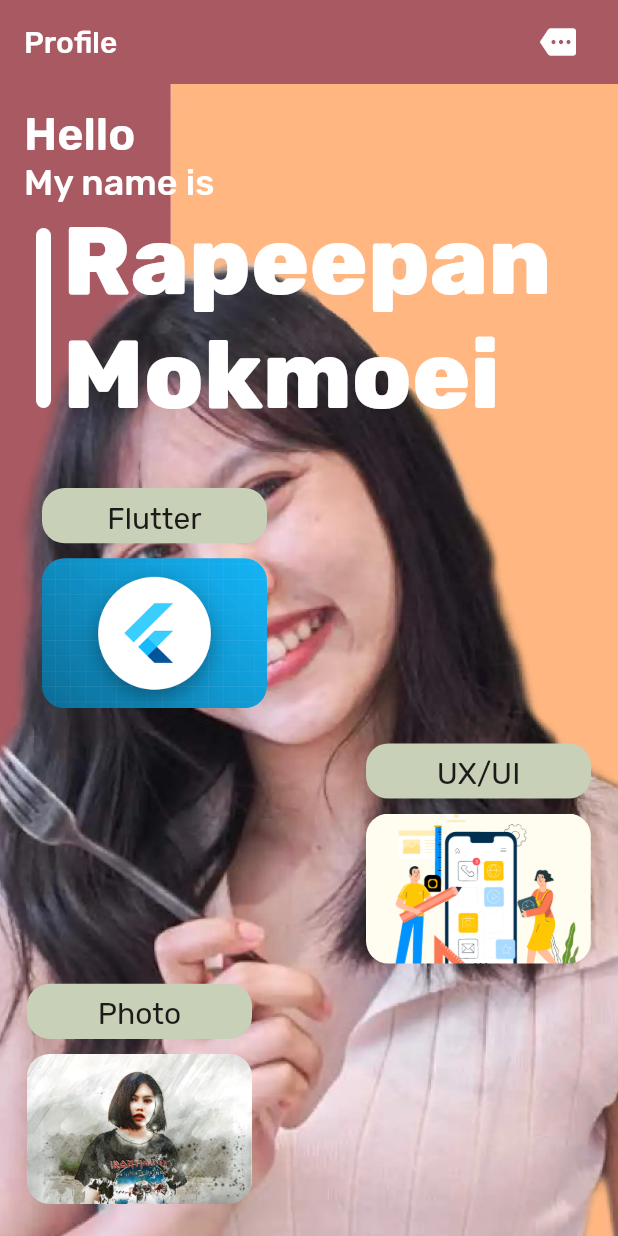
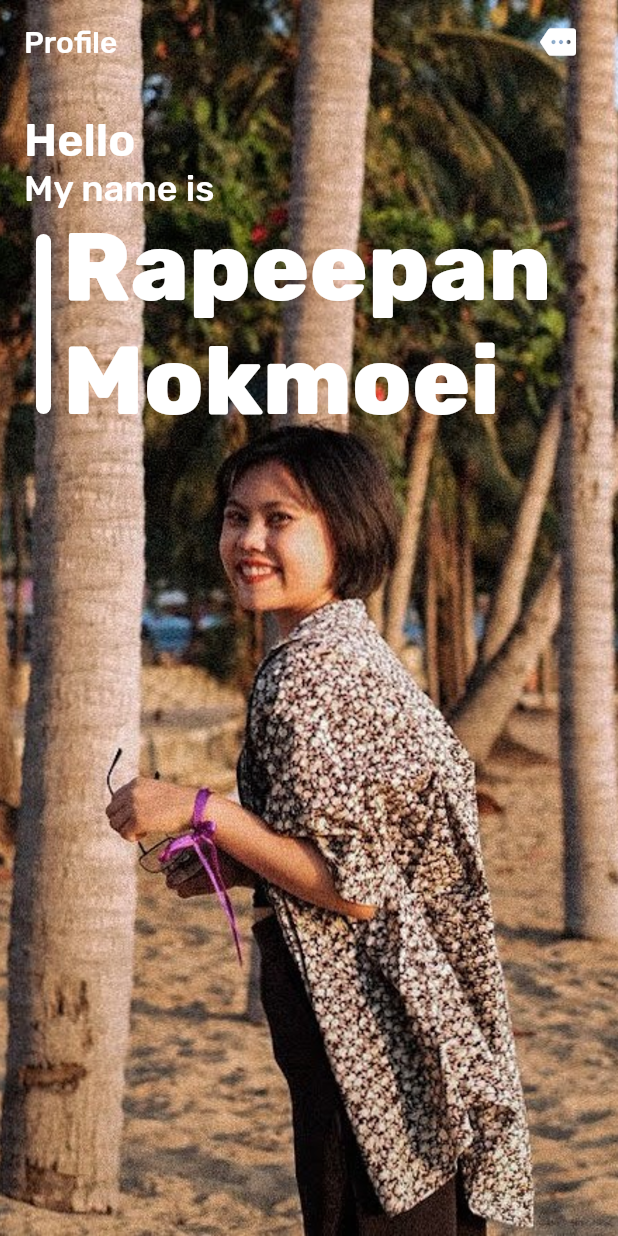
Before and after one commit to mokmoei/mokmoei.github.io, a Flutter app: the screen it shows after launch, on a phone screen of 412 x 824 dp. Run offline on Flutter 3.47's test engine with Material 2 defaults, Android fonts, the phone set to English and light mode, and no system bars; our stand-ins replace google_fonts; missing offline and left inert: throttling.

Commit message:
edit new ui

```diff
--- a/lib/main.dart
+++ b/lib/main.dart
@@ -11,7 +11,7 @@ class MyApp extends StatelessWidget {
   Widget build(BuildContext context) {
     return MaterialApp(
       theme: ThemeData(
-        backgroundColor: const Color(0xFFA95962),
+        scaffoldBackgroundColor: const Color(0xFF987554),
         textTheme: GoogleFonts.rubikTextTheme(),
         textButtonTheme: TextButtonThemeData(
           style: ButtonStyle(
--- a/lib/main_menu.dart
+++ b/lib/main_menu.dart
@@ -1,10 +1,9 @@
 import 'package:flutter/gestures.dart';
 import 'package:flutter/material.dart';
 import 'package:throttling/throttling.dart';
-import 'package:web_profile/slide/education/education_slide.dart';
-import 'package:web_profile/slide/experian/experian_slide.dart';
-import 'package:web_profile/slide/information/information_slide.dart';
+
 import 'package:web_profile/slide/main_slide/main_slide.dart';
+
 import 'package:web_profile/widgets/max_size_container_widget.dart';
 
 class MyStatelessWidget extends StatefulWidget {
@@ -25,7 +24,7 @@ class _MyStatelessWidgetState extends State<MyStatelessWidget> {
   @override
   Widget build(BuildContext context) {
     return Scaffold(
-      backgroundColor: const Color(0xFFA95962),
+      extendBodyBehindAppBar: true,
       endDrawer: const Drawer(
         backgroundColor: Colors.black45,
       ),
@@ -65,7 +64,8 @@ class _MyStatelessWidgetState extends State<MyStatelessWidget> {
                             alignment: Alignment.centerRight,
                             child: IconButton(
                               icon: const Icon(Icons.more),
-                              onPressed: () => Scaffold.of(contextIn).openEndDrawer(),
+                              onPressed: () =>
+                                  Scaffold.of(contextIn).openEndDrawer(),
                             ),
                           );
                   },
@@ -103,9 +103,9 @@ class _MyStatelessWidgetState extends State<MyStatelessWidget> {
           },
           children: const [
             MainSlide(),
-            InformationSlide(),
-            EducationSlide(),
-            Experian(),
+            // InformationSlide(),
+            // EducationSlide(),
+            // Experian(),
           ],
         ),
       ),
--- a/lib/slide/education/education_slide.dart
+++ b/lib/slide/education/education_slide.dart
@@ -1,11 +1,13 @@
 import 'package:flutter/material.dart';
+import 'package:web_profile/widgets/max_size_container_widget.dart';
 
 class EducationSlide extends StatelessWidget {
   const EducationSlide({Key? key}) : super(key: key);
 
   @override
   Widget build(BuildContext context) {
-    return Row(
+    return MaxSizeContainerWidget(
+      child: Row(
         children: [
           const Image(
             fit: BoxFit.fill,
@@ -31,6 +33,7 @@ class EducationSlide extends StatelessWidget {
             ),
           ),
         ],
+      ),
     );
   }
 }
--- a/lib/slide/experian/experian_slide.dart
+++ b/lib/slide/experian/experian_slide.dart
@@ -1,4 +1,5 @@
 import 'package:flutter/material.dart';
+import 'package:web_profile/widgets/max_size_container_widget.dart';
 
 class Experian extends StatelessWidget {
   const Experian({Key? key}) : super(key: key);
@@ -7,13 +8,16 @@ class Experian extends StatelessWidget {
   Widget build(BuildContext context) {
     return Padding(
       padding: const EdgeInsets.only(top: 100),
+      child: Column(
+        children: [
+          MaxSizeContainerWidget(
             child: Row(
               crossAxisAlignment: CrossAxisAlignment.start,
               mainAxisAlignment: MainAxisAlignment.spaceBetween,
               children: [
                 Container(
-            width: 350,
-            height: 500,
+                  width: 450,
+                  height: 600,
                   color: Colors.white,
                   child: Padding(
                     padding: const EdgeInsets.only(top: 150),
@@ -26,7 +30,8 @@ class Experian extends StatelessWidget {
                             children: [
                               const Text(
                                 "My Experian",
-                          style:  TextStyle(fontSize: 24, color: Colors.black),
+                                style: TextStyle(
+                                    fontSize: 24, color: Colors.black),
                               ),
                               Container(
                                 width: 50,
@@ -38,9 +43,19 @@ class Experian extends StatelessWidget {
                         ),
                         const Padding(
                           padding: EdgeInsets.only(top: 20),
-                    child:  Text("Self Learning",style: TextStyle(fontSize: 16,),),
+                          child: Text(
+                            "Self Learning",
+                            style: TextStyle(
+                              fontSize: 16,
                             ),
-                  const Text("looking for a job",style: TextStyle(fontSize: 16,),),
+                          ),
+                        ),
+                        const Text(
+                          "looking for a job",
+                          style: TextStyle(
+                            fontSize: 16,
+                          ),
+                        ),
                       ],
                     ),
                   ),
@@ -49,8 +64,8 @@ class Experian extends StatelessWidget {
                   width: 700,
                   child: ClipRRect(
                     borderRadius: const BorderRadius.only(
-                topRight:  Radius.circular(350),
-                bottomLeft:  Radius.circular(350),
+                      topRight: Radius.circular(300),
+                      bottomLeft: Radius.circular(300),
                     ),
                     child: Image.asset(
                       "assets/images/experian.jpg",
@@ -60,6 +75,9 @@ class Experian extends StatelessWidget {
                 ),
               ],
             ),
+          ),
+        ],
+      ),
     );
   }
 }
--- a/lib/slide/information/information_slide.dart
+++ b/lib/slide/information/information_slide.dart
@@ -1,4 +1,5 @@
 import 'package:flutter/material.dart';
+import 'package:web_profile/widgets/max_size_container_widget.dart';
 
 class InformationSlide extends StatelessWidget {
   const InformationSlide({Key? key}) : super(key: key);
@@ -6,6 +7,10 @@ class InformationSlide extends StatelessWidget {
   @override
   Widget build(BuildContext context) {
     return Column(
+      crossAxisAlignment: CrossAxisAlignment.start,
+      children: [
+        MaxSizeContainerWidget(
+          child: Column(
             children: [
               const Padding(
                 padding: EdgeInsets.only(top: 100, bottom: 40),
@@ -71,6 +76,25 @@ class InformationSlide extends StatelessWidget {
               ),
               // Container(height: 360,),
             ],
+          ),
+        ),
+        Padding(
+          padding: const EdgeInsets.only(top: 40),
+          child: Container(
+            width: 1280,
+            height: 300,
+            decoration: const BoxDecoration(
+              borderRadius: BorderRadius.only(
+                topRight: Radius.circular(300),
+                bottomRight: Radius.circular(300),
+              ),
+              image: DecorationImage(
+                image: AssetImage("assets/images/personimage.jpg"),
+              ),
+            ),
+          ),
+        ),
+      ],
     );
   }
 }
--- a/lib/slide/main_slide/main_slide.dart
+++ b/lib/slide/main_slide/main_slide.dart
@@ -1,8 +1,6 @@
 import 'package:flutter/material.dart';
 
 import 'package:web_profile/slide/main_slide/widgets/name_widget.dart';
-import 'package:web_profile/slide/main_slide/widgets/skills_widget.dart';
-import 'package:web_profile/widgets/max_size_container_widget.dart';
 
 class MainSlide extends StatefulWidget {
   const MainSlide({super.key});
@@ -14,36 +12,37 @@ class MainSlide extends StatefulWidget {
 class _MainSlideState extends State<MainSlide> {
   @override
   Widget build(BuildContext context) {
-    return MaxSizeContainerWidget(
+    return Expanded(
       child: Container(
         decoration: const BoxDecoration(
           image: DecorationImage(
-            image: AssetImage('assets/images/image.webp'),
+            image: AssetImage('assets/images/mainim.jpg'),
             filterQuality: FilterQuality.high,
             isAntiAlias: true,
             opacity: 1,
-            fit: BoxFit.fitHeight,
+            fit: BoxFit.cover,
           ),
         ),
         child: LayoutBuilder(
           builder: (_, boxConstraints) {
-            return boxConstraints.maxWidth >= 600
+            return boxConstraints.maxWidth >= 750
                 ? Row(
                     children: const [
-                      NameWidget(),
+                      Padding(
+                        padding: EdgeInsets.only(left: 200),
+                        child: NameWidget(),
+                      ),
                       Spacer(),
-                      SkillWidget(),
                     ],
                   )
                 : Column(
+                    mainAxisAlignment: MainAxisAlignment.start,
                     children: const [
-                      NameWidget(),
-                      Expanded(
-                        child: Padding(
-                          padding: EdgeInsets.all(8.0),
-                          child: SkillWidget(),
-                        ),
-                      ),
+                      SafeArea(
+                          child: Padding(
+                        padding: EdgeInsets.only(top: 20, left: 16),
+                        child: NameWidget(),
+                      )),
                     ],
                   );
           },
--- a/lib/slide/main_slide/widgets/name_widget.dart
+++ b/lib/slide/main_slide/widgets/name_widget.dart
@@ -5,9 +5,7 @@ class NameWidget extends StatelessWidget {
 
   @override
   Widget build(BuildContext context) {
-    return Padding(
-      padding: const EdgeInsets.all(16.0),
-      child: Column(
+    return Column(
       crossAxisAlignment: CrossAxisAlignment.start,
       mainAxisAlignment: MainAxisAlignment.center,
       children: [
@@ -67,7 +65,6 @@ class NameWidget extends StatelessWidget {
           ],
         ),
       ],
-      ),
     );
   }
 }
--- a/lib/slide/main_slide/widgets/skills_widget.dart
+++ /dev/null
@@ -1,99 +0,0 @@
-import 'package:flutter/material.dart';
-import 'package:web_profile/constants/image_path_const.dart';
-
-class SkillWidget extends StatelessWidget {
-  const SkillWidget({super.key});
-
-  @override
-  Widget build(BuildContext context) {
-    return LayoutBuilder(builder: (_, boxConstraints) {
-      final isSmallSize = boxConstraints.maxWidth <= 600;
-      return Column(
-        mainAxisAlignment: MainAxisAlignment.spaceEvenly,
-        crossAxisAlignment: isSmallSize ? CrossAxisAlignment.start : CrossAxisAlignment.center,
-        children: [
-          const Padding(
-            padding: EdgeInsets.all(10.0),
-            child: SkillCard(
-              textSkill: ("Flutter"),
-              imageSkill: ("flutter.png"),
-            ),
-          ),
-          if (!isSmallSize)
-            const SkillCard(
-              textSkill: ("UX/UI"),
-              imageSkill: ("uxui.png"),
-            ),
-          if (isSmallSize)
-            Row(
-              children: const [
-                Spacer(),
-                SkillCard(
-                  textSkill: ("UX/UI"),
-                  imageSkill: ("uxui.png"),
-                ),
-              ],
-            ),
-          const SkillCard(
-            textSkill: ("Photo"),
-            imageSkill: ("photo.jpg"),
-          ),
-        ],
-      );
-    });
-  }
-}
-
-class SkillCard extends StatelessWidget {
-  final String textSkill;
-  final String imageSkill;
-  const SkillCard({
-    required this.textSkill,
-    required this.imageSkill,
-    Key? key,
-  }) : super(key: key);
-
-  @override
-  Widget build(BuildContext context) {
-    return Column(
-      children: [
-        Container(
-          width: 150,
-          height: 36.82,
-          decoration: const BoxDecoration(
-            color: Color(0xFFC8D0B8),
-            borderRadius: BorderRadius.all(
-              Radius.circular(15.0),
-            ),
-          ),
-          child: Padding(
-            padding: const EdgeInsets.all(8.0),
-            child: Center(
-              child: Text(
-                textSkill,
-                style: const TextStyle(
-                  fontSize: 20,
-                  fontWeight: FontWeight.w400,
-                ),
-              ),
-            ),
-          ),
-        ),
-        Padding(
-          padding: const EdgeInsets.all(10.0),
-          child: Container(
-            width: 150,
-            height: 100,
-            decoration: BoxDecoration(
-              borderRadius: const BorderRadius.all(Radius.circular(15.0)),
-              image: DecorationImage(
-                fit: BoxFit.cover,
-                image: AssetImage(ImagePathConst.rootImage + imageSkill),
-              ),
-            ),
-          ),
-        )
-      ],
-    );
-  }
-}
--- a/pubspec.yaml
+++ b/pubspec.yaml
@@ -1,5 +1,5 @@
 name: web_profile
-description: Flutter project for fulter web profile
+description: Flutter project for flutter web profile
 
 # The following line prevents the package from being accidentally published to
 # pub.dev using `flutter pub publish`. This is preferred for private packages.
```
Also changed, not shown: assets/images/mainim.jpg (added), assets/images/personimage.jpg (added), pubspec.lock. Lines whose indentation alone changed are shown as unchanged.
